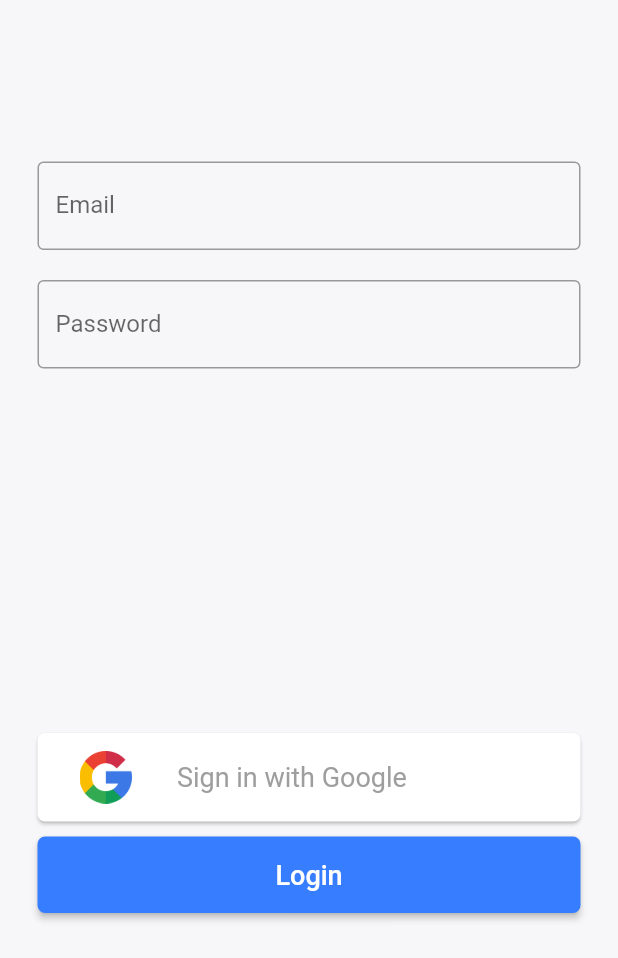
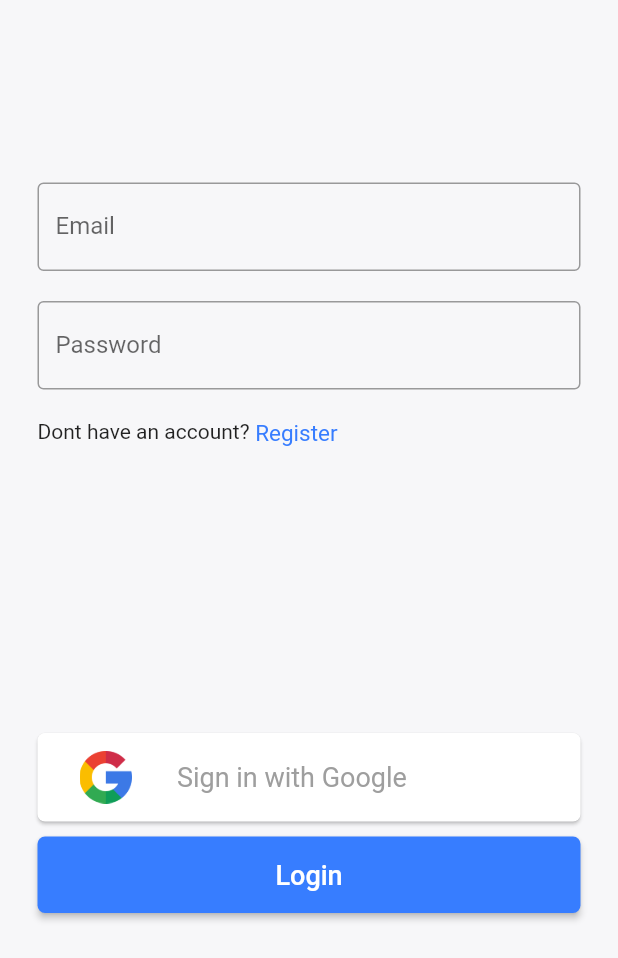
Before and after one commit to kumaskano1-edu/EmotiMessenger, a Flutter app: the screen it shows after launch, on a phone screen of 412 x 824 dp, the part 278-1236 px from its top. Run offline on Flutter 3.47's test engine with Material 2 defaults, Android fonts, the phone set to English and light mode, and no system bars.

Commit message:
sign in and register pages can switch with each other

```diff
--- a/lib/screens/auth/LoginScreen.dart
+++ b/lib/screens/auth/LoginScreen.dart
@@ -14,12 +14,10 @@ Widget TitleLarge(String text) => Container(
             fontSize: 80.0, fontWeight: FontWeight.bold, color: Black),
       ),
     );
+
 Widget ImageLogo(logo) => Container(
-  child: Image(
-    height: 70,
-    image: AssetImage("assets/images/LogoMain.png")
-  )
-);
+    child: Image(height: 70, image: AssetImage("assets/images/LogoMain.png")));
+
 class LoginScreen extends StatefulWidget {
   @override
   _LoginScreenState createState() => _LoginScreenState();
@@ -39,6 +37,7 @@ class _LoginScreenState extends State<LoginScreen> {
               crossAxisAlignment: CrossAxisAlignment.stretch,
               children: <Widget>[
                 Expanded(
+                  flex: 3,
                     child: Container(
                   child: Column(
                     children: [
@@ -57,18 +56,47 @@ class _LoginScreenState extends State<LoginScreen> {
                   ),
                 )),
                 Expanded(
+                  flex: 2,
                     child: Column(
-                  crossAxisAlignment: CrossAxisAlignment.center,
+                  mainAxisAlignment: MainAxisAlignment.end,
                   children: <Widget>[
-                    FlatInputField(label: "Email", placeholder: "Please Input Email",),
-                    FlatInputField(label: "Password", placeholder: "Please Type Password",),
+                    FlatInputField(
+                      label: "Email",
+                      placeholder: "Please Input Email",
+                    ),
+                    FlatInputField(
+                      label: "Password",
+                      placeholder: "Please Type Password",
+                    ),
                   ],
                 )),
                 Expanded(
+                  flex: 1,
+                  child: Container(
+                    margin: EdgeInsets.symmetric(vertical: 10),
+                    child: Row(
+                      crossAxisAlignment: CrossAxisAlignment.start,
+                      children: [
+                        Text("Dont have an account?"),
+                        GestureDetector(
+                            onTap: () {
+                              Navigator.pushReplacementNamed(context, '/register');
+                            },
+                            child: Text(" Register", style: TextStyle(color: Blue, fontSize: 15),))
+                      ],
+                    ),
+                  ),
+                ),
+                Expanded(
+                  flex: 3,
                     child: Column(
                   mainAxisSize: MainAxisSize.max,
                   mainAxisAlignment: MainAxisAlignment.end,
-                  children: <Widget>[GoogleSignIn(), PrimaryButton(text: "Login")],                ))
+                  children: <Widget>[
+                    GoogleSignIn(),
+                    PrimaryButton(text: "Login")
+                  ],
+                ))
               ]),
         )));
   }
```
Also changed, not shown: lib/screens/auth/SignUpScreen.dart (+21 -1 lines).
